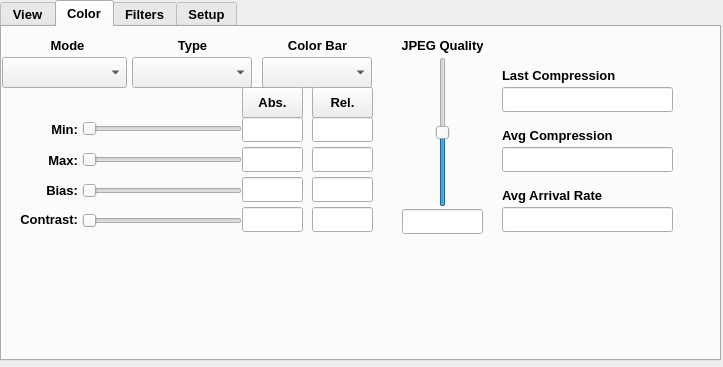
Old version of the form src/gui/rtimvControlPanel.ui in the repository jaredmales/rtimv.
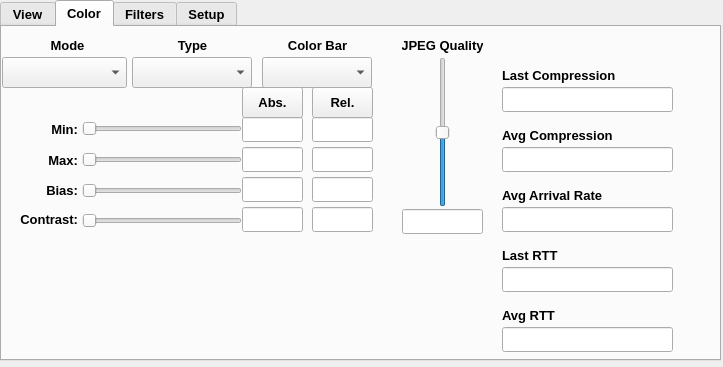
New version of the form. The open tabs and pages were chosen to show the change. Icons and pictures are not drawn.

What changed in the file:
```diff
--- a/src/gui/rtimvControlPanel.ui
+++ b/src/gui/rtimvControlPanel.ui
@@ -1886,6 +1886,64 @@
       <bool>true</bool>
      </property>
     </widget>
+    <widget class="QLabel" name="lastRttLabel">
+     <property name="geometry">
+      <rect>
+       <x>500</x>
+       <y>220</y>
+       <width>171</width>
+       <height>16</height>
+      </rect>
+     </property>
+     <property name="text">
+      <string>Last RTT</string>
+     </property>
+    </widget>
+    <widget class="QLineEdit" name="lastRttEntry">
+     <property name="geometry">
+      <rect>
+       <x>500</x>
+       <y>240</y>
+       <width>171</width>
+       <height>25</height>
+      </rect>
+     </property>
+     <property name="alignment">
+      <set>Qt::AlignCenter</set>
+     </property>
+     <property name="readOnly">
+      <bool>true</bool>
+     </property>
+    </widget>
+    <widget class="QLabel" name="avgRttLabel">
+     <property name="geometry">
+      <rect>
+       <x>500</x>
+       <y>280</y>
+       <width>171</width>
+       <height>16</height>
+      </rect>
+     </property>
+     <property name="text">
+      <string>Avg RTT</string>
+     </property>
+    </widget>
+    <widget class="QLineEdit" name="avgRttEntry">
+     <property name="geometry">
+      <rect>
+       <x>500</x>
+       <y>300</y>
+       <width>171</width>
+       <height>25</height>
+      </rect>
+     </property>
+     <property name="alignment">
+      <set>Qt::AlignCenter</set>
+     </property>
+     <property name="readOnly">
+      <bool>true</bool>
+     </property>
+    </widget>
    </widget>
    <widget class="QWidget" name="tabFilters">
     <attribute name="title">
```
